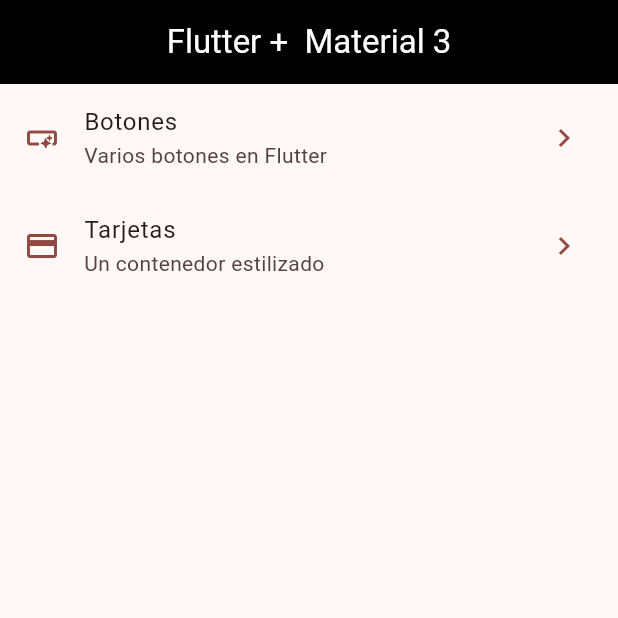
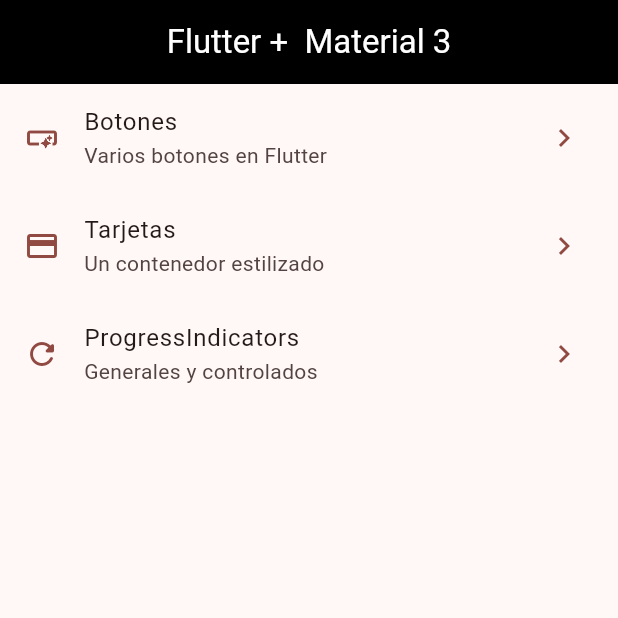
Before and after one commit to KeingCasabona/Devtalles-semana9-semana10-flutter-devtalles-widgets_app, a Flutter app: the screen it shows after launch, on a phone screen of 412 x 824 dp, the top half of it. Run offline on Flutter 3.47's test engine with Material 3 defaults, Android fonts, the phone set to English and light mode, and no system bars; our stand-ins replace go_router.

Commit message:
feat: Add ProgressIndicators

```diff
--- a/lib/config/menu/menu_item.dart
+++ b/lib/config/menu/menu_item.dart
@@ -26,5 +26,11 @@ const appMenuItems = <MenuItem>[
     subTitle: 'Un contenedor estilizado',
     link: '/cards',
     icon: Icons.credit_card,
+  ),
+  MenuItem(
+    title: 'ProgressIndicators',
+    subTitle: 'Generales y controlados',
+    link: '/progress',
+    icon: Icons.refresh_rounded,
   )
 ];
--- a/lib/config/router/app_router.dart
+++ b/lib/config/router/app_router.dart
@@ -16,5 +16,9 @@ final appRouter = GoRouter(
         path: '/cards',
         name: CardsScreen.name,
         builder: (context, state) => CardsScreen()),
+    GoRoute(
+        path: '/progress',
+        name: ProgressScreen.name,
+        builder: (context, state) => ProgressScreen()),
   ],
 );
```
Also changed, not shown: lib/presentation/screens/progress/progress_screen.dart (+41 -0 lines).
